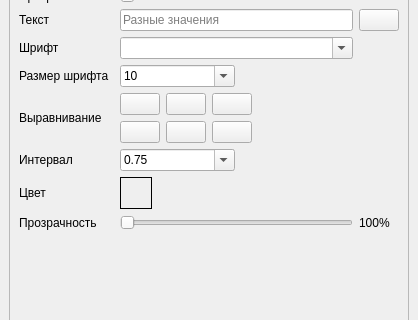
First picture: the form in ui/property_window.ui, repository ermachkov/GUI-Creator, before the edit; both pictures show x 0 to 418 and y 314 to 634 of the 418 by 1486 pixel window.
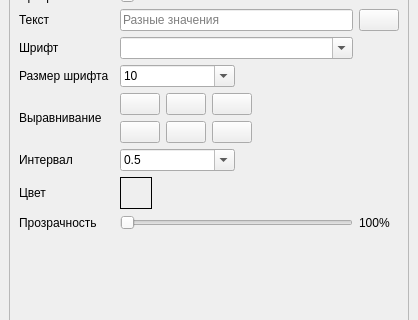
Second picture: the form after the edit. Icons and pictures are not drawn.

The edit to the form file:
```diff
--- a/ui/property_window.ui
+++ b/ui/property_window.ui
@@ -544,6 +544,11 @@
             <property name="insertPolicy">
              <enum>QComboBox::NoInsert</enum>
             </property>
+            <item>
+             <property name="text">
+              <string>0.5</string>
+             </property>
+            </item>
             <item>
              <property name="text">
               <string>0.75</string>
```
Left out of the diff: 9 changed lines with no effect on the pictures.
